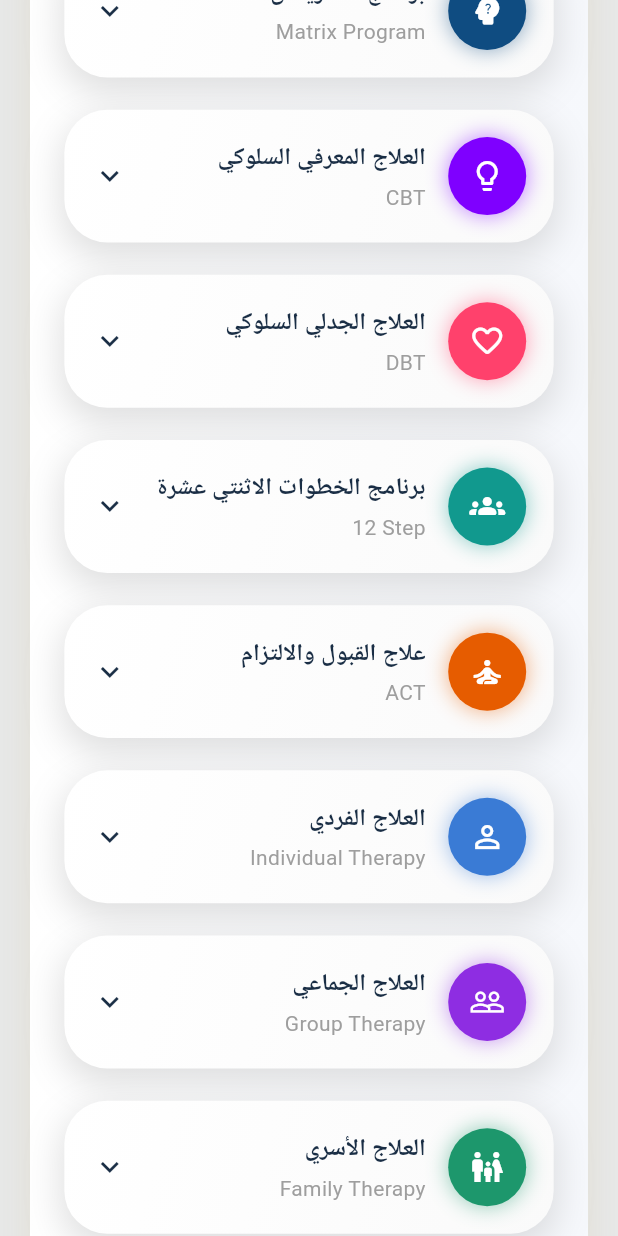
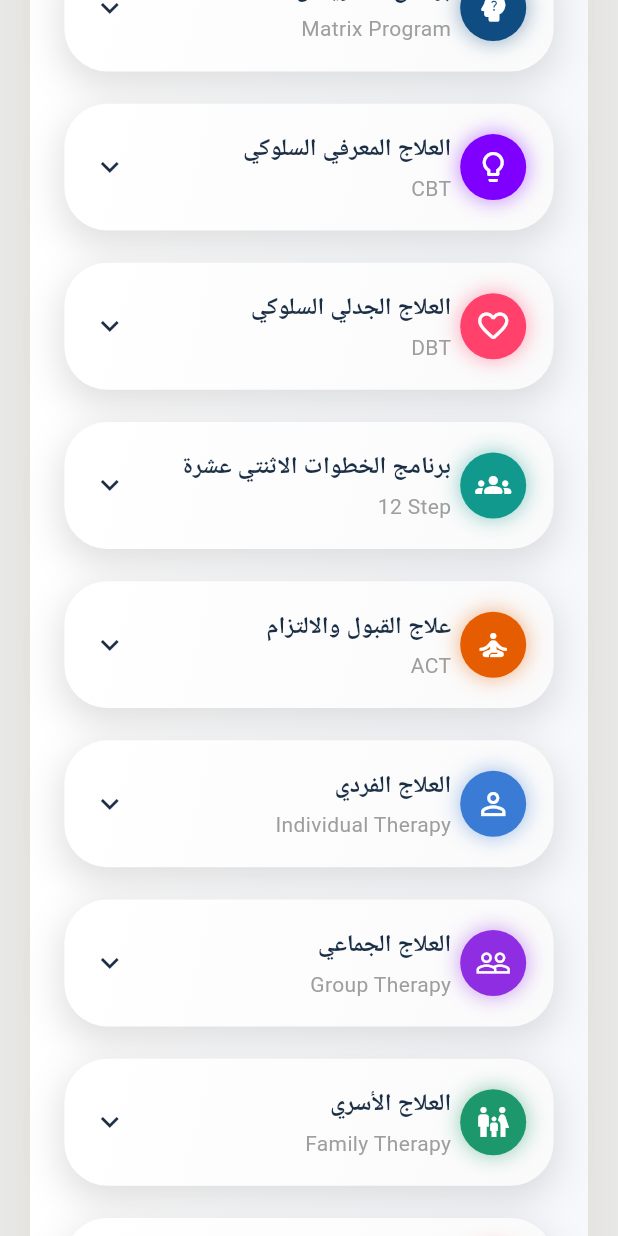
Before and after one commit to minaamir1442003/forsan-elatafe-for-ios, a Flutter app: the HomePage screen opened directly, scrolled down 1152 dp, on a phone screen of 412 x 824 dp. Run offline on Flutter 3.47's test engine with Material 3 defaults, Android fonts, the phone set to English and light mode, and no system bars; our stand-ins replace dio, equatable, flutter_bloc, flutter_screenutil, font_awesome_flutter, shared_preferences and 1 more; missing offline and left inert: flutter_phone_direct_caller; accounts and stored records are empty; Roboto replaces fonts that are missing (Cairo).

Commit message:
size buttom

```diff
--- a/lib/features/MedicalUnit/screen/MedicalUnitPage.dart
+++ b/lib/features/MedicalUnit/screen/MedicalUnitPage.dart
@@ -70,7 +70,7 @@ class _MedicalUnitPageState extends State<MedicalUnitPage>
                   TaskTimelineWidget(),
                   SizedBox(height: 20),
                   VisionSection(),
-                SizedBox(height: 75.h),
+                SizedBox(height: 110),
                 ],
               ),
             ),
--- a/lib/features/Profile/screen/ProfilePage.dart
+++ b/lib/features/Profile/screen/ProfilePage.dart
@@ -235,7 +235,7 @@ class _ProfilePageState extends State<ProfilePage> {
                               shape: RoundedRectangleBorder(
                                 borderRadius: BorderRadius.circular(20.r),
                               ),
-                              padding: EdgeInsets.symmetric(vertical: 12.h),
+                              padding: EdgeInsets.symmetric(vertical: 20),
                             ),
                             child: Text(
                               "إنشاء حساب جديد",
@@ -248,7 +248,7 @@ class _ProfilePageState extends State<ProfilePage> {
                           ),
                         ),
 
-                        SizedBox(height: 35.w),
+                        SizedBox(height: 150.h),
                       ],
                     ),
                   ),
--- a/lib/features/Resort/screen/ResortPage.dart
+++ b/lib/features/Resort/screen/ResortPage.dart
@@ -85,7 +85,7 @@ class _ResortPageState extends State<ResortPage>
                   const TaskTimelineWidget(),
                   SizedBox(height: 20,),
                   ResortVisionSection(),
-                SizedBox(height: 75.h),
+                SizedBox(height: 110),
                 ],
               ),
             ),
--- a/lib/features/home/screen/home.dart
+++ b/lib/features/home/screen/home.dart
@@ -1,6 +1,4 @@
 import 'package:flutter/material.dart';
-import 'package:flutter_screenutil/flutter_screenutil.dart';
-import 'package:forsan_eltafe/core/AnimatedEgyptFlag%20.dart';
 import 'package:forsan_eltafe/core/appcolors.dart';
 import 'package:forsan_eltafe/features/home/widget/Conectus.dart';
 import 'package:forsan_eltafe/features/home/widget/aboutelmontage.dart';
@@ -57,7 +55,7 @@ class _HomePageState extends State<HomePage> {
                 TherapeuticPrograms(),
                 SizedBox(height: 15),
                 Conectus(),
-                SizedBox(height: 75.h),
+                SizedBox(height: 110),
               ],
             ),
           ),
--- a/lib/features/home/widget/therapeutic_programs.dart
+++ b/lib/features/home/widget/therapeutic_programs.dart
@@ -245,9 +245,9 @@ class _TherapeuticProgramsState extends State<TherapeuticPrograms> {
                             ),
                           ],
                         ),
-                        SizedBox(width: 15),
+                        SizedBox(width: 6),
                         Container(
-                          padding: EdgeInsets.all(14),
+                          padding: EdgeInsets.all(10),
                           decoration: BoxDecoration(
                             shape: BoxShape.circle,
                             color: selected
--- a/pubspec.yaml
+++ b/pubspec.yaml
@@ -16,7 +16,7 @@ publish_to: 'none' # Remove this line if you wish to publish to pub.dev
 # https://developer.apple.com/library/archive/documentation/General/Reference/InfoPlistKeyReference/Articles/CoreFoundationKeys.html
 # In Windows, build-name is used as the major, minor, and patch parts
 # of the product and file versions while build-number is used as the build suffix.
-version: 1.0.0+12
+version: 1.0.0+10
 
 environment:
   sdk: ^3.11.0
```
